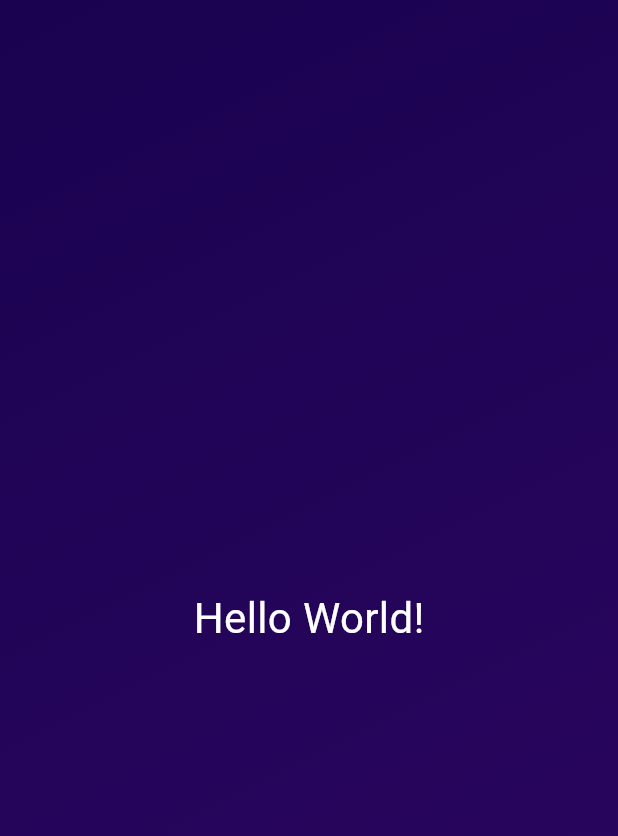
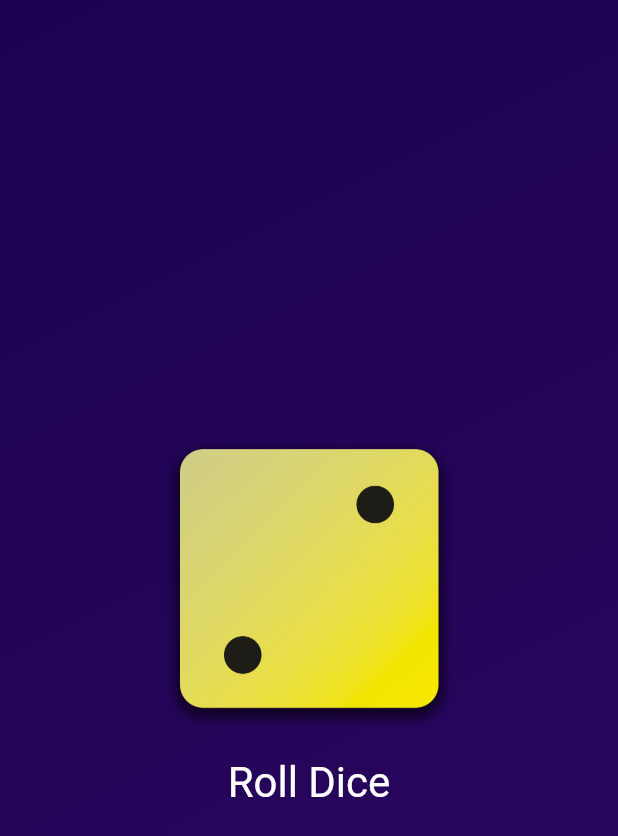
Before and after one commit to weas3ls/flutter-hello-world, a Flutter app: the screen it shows after launch, on a phone screen of 412 x 824 dp. Shown: the top 836 px of the screen. Run offline on Flutter 3.47's test engine with Material 3 defaults, Android fonts, the phone set to English and light mode, and no system bars.

Commit message:
add roll dice functionality

```diff
--- /dev/null
+++ b/lib/dice_roller.dart
@@ -0,0 +1,48 @@
+import 'dart:math';
+
+import 'package:flutter/material.dart';
+
+final randomizer = Random();
+
+class DiceRoller extends StatefulWidget {
+  const DiceRoller({super.key});
+
+  @override
+  State<DiceRoller> createState() {
+    return _DiceRollerState();
+  }
+}
+
+class _DiceRollerState extends State<DiceRoller> {
+  var currentDiceRoll = 2;
+
+  void rollDice() {
+    setState(() {
+      currentDiceRoll = randomizer.nextInt(6) + 1;
+    });
+  }
+
+  @override
+  Widget build(context) {
+    return Column(
+      mainAxisSize: MainAxisSize.min,
+      children: [
+        Image.asset(
+          'assets/images/dice-$currentDiceRoll.png',
+          width: 200,
+        ),
+        TextButton(
+          onPressed: rollDice,
+          style: TextButton.styleFrom(
+            padding: const EdgeInsets.only(
+              top: 20,
+            ),
+            foregroundColor: Colors.white,
+            textStyle: const TextStyle(fontSize: 28),
+          ),
+          child: const Text('Roll Dice'),
+        )
+      ],
+    );
+  }
+}
--- /dev/null
+++ b/lib/gradient_container.dart
@@ -0,0 +1,30 @@
+import 'package:first_app/dice_roller.dart';
+import 'package:flutter/material.dart';
+
+class GradientContainer extends StatelessWidget {
+  const GradientContainer(
+      {super.key,
+      required this.colors,
+      required this.startAlignment,
+      required this.endAlignment});
+
+  final Alignment startAlignment;
+  final Alignment endAlignment;
+  final List<Color> colors;
+
+  @override
+  Widget build(BuildContext context) {
+    return Container(
+      decoration: BoxDecoration(
+        gradient: LinearGradient(
+          colors: colors,
+          begin: startAlignment,
+          end: endAlignment,
+        ),
+      ),
+      child: const Center(
+        child: DiceRoller(),
+      ),
+    );
+  }
+}
```
Also changed, not shown: lib/main.dart (+9 -21 lines), lib/styled_text.dart (added, +18 -0 lines), pubspec.yaml (+50 -48 lines), assets/images/dice-1.png (added), assets/images/dice-2.png (added), assets/images/dice-3.png (added), assets/images/dice-4.png (added), assets/images/dice-5.png (added), assets/images/dice-6.png (added).
